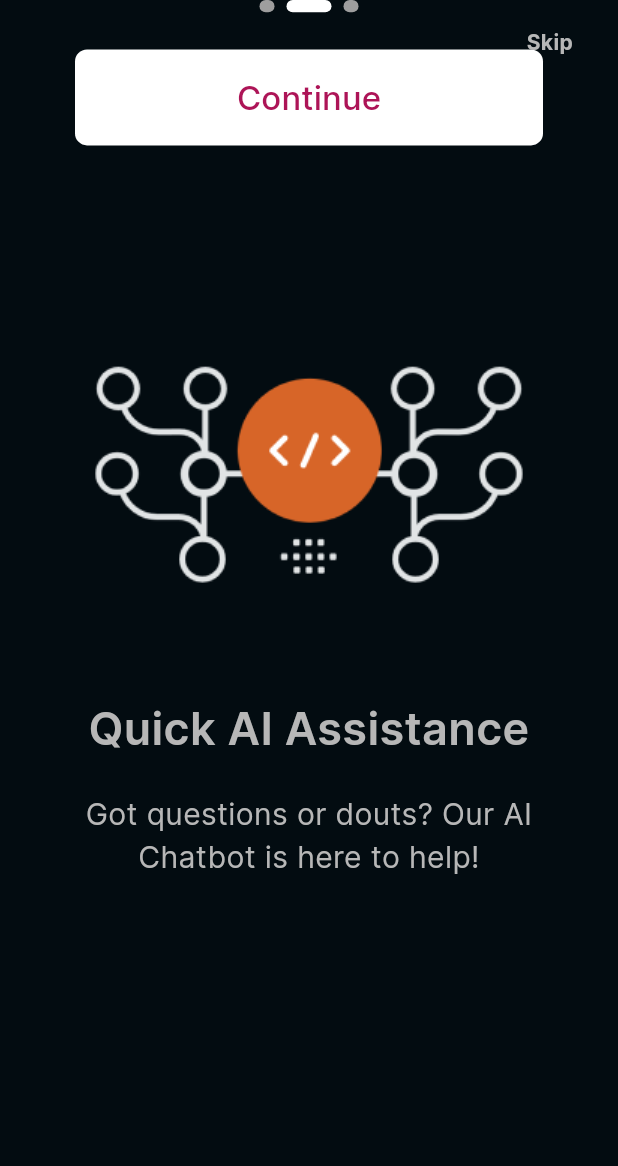
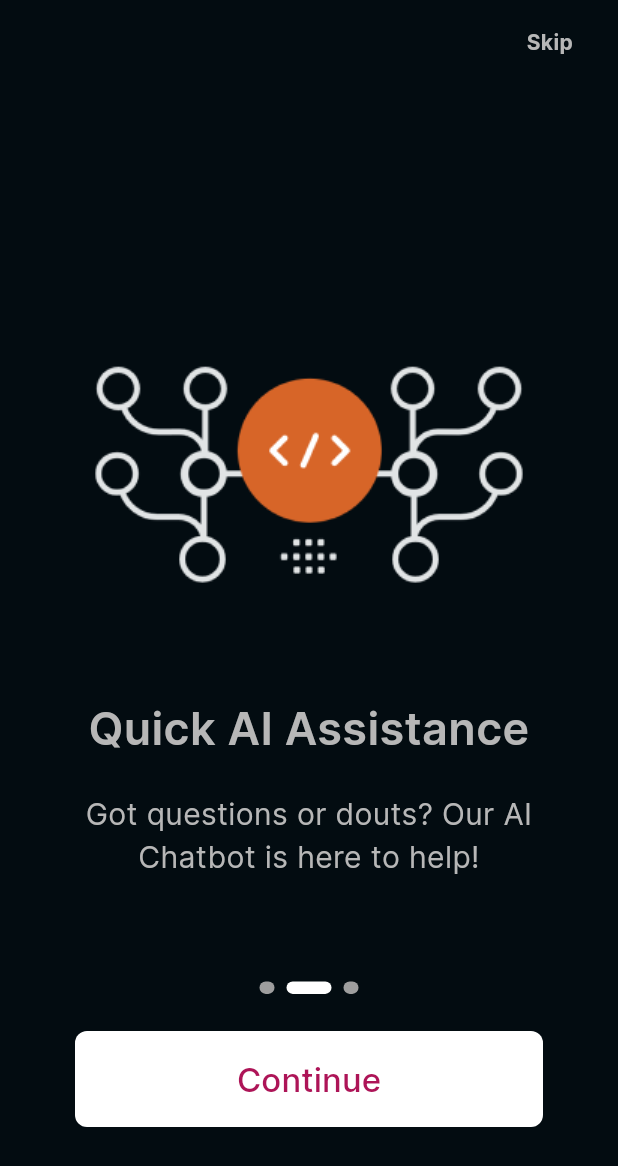
Before and after one commit to AnuragPandey01/VH23-19-TheQubits, a Flutter app: the screen it shows after launch, swiped to page 2, on a phone screen of 412 x 824 dp. Shown: the top 1166 px of the screen. Run offline on Flutter 3.47's test engine with Material 2 defaults, Android fonts, the phone set to English and light mode, and no system bars; drawn by our look-alikes of smooth_page_indicator; our stand-ins replace flutter_riverpod, shared_preferences.

Commit message:
Button pos

```diff
--- a/studycate_frontend/lib/pages/introduction_page.dart
+++ b/studycate_frontend/lib/pages/introduction_page.dart
@@ -163,7 +163,9 @@ class _IntroductionPageState extends State<IntroductionPage> {
           })),
           Consumer(
             builder: (context, ref, child) {
-              return Column(
+              return Align(
+                alignment: Alignment(0, 0.8),
+                child: Column(
                   mainAxisAlignment: MainAxisAlignment.end,
                   mainAxisSize: MainAxisSize.min,
                   children: [
@@ -230,6 +232,7 @@ class _IntroductionPageState extends State<IntroductionPage> {
                       ],
                     ),
                   ],
+                ),
               );
             },
           )
```
Lines whose indentation alone changed are shown as unchanged.
